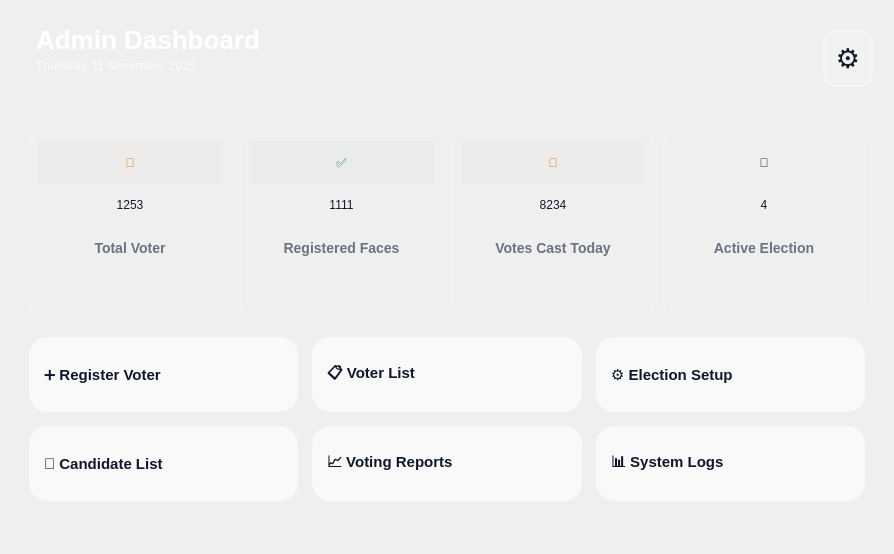
First picture: the form in software/main.ui, repository SazidAhmedEkram/smart-evm, before the edit.
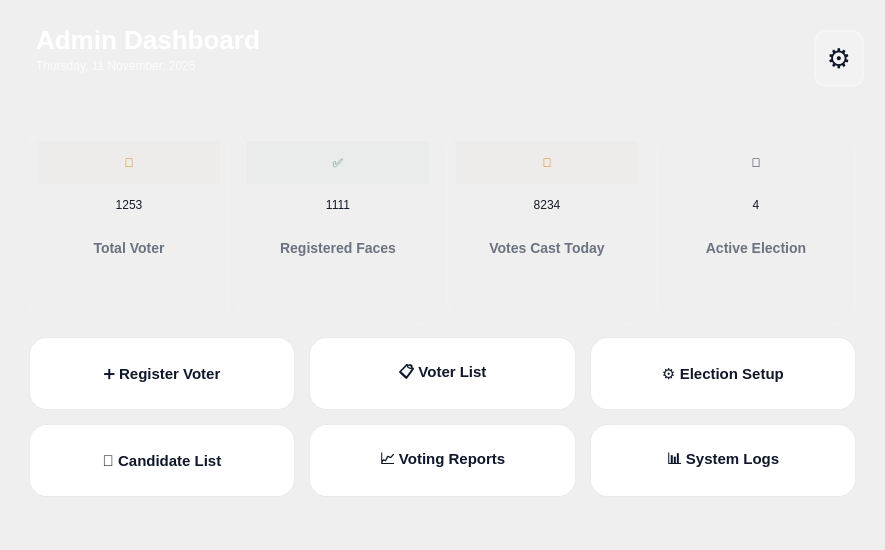
Second picture: the form after the edit. Icons and pictures are not drawn.

Commit message: applied the shadow to the cards and buttons

The edit to the form file:
```diff
--- a/software/main.ui
+++ b/software/main.ui
@@ -6,8 +6,8 @@
    <rect>
     <x>0</x>
     <y>0</y>
-    <width>894</width>
-    <height>554</height>
+    <width>885</width>
+    <height>550</height>
    </rect>
   </property>
   <property name="windowTitle">
@@ -788,18 +788,25 @@
         </property>
         <property name="styleSheet">
          <string notr="true">QPushButton {
-    background: rgba(255,255,255,0.6);
+    background-color: white;
     border-radius: 18px;
-    padding: 14px;
-    border: 1px solid rgba(255,255,255,0.4);
-    text-align: left;
+    padding: 14px 24px;
+    border: 1px solid rgba(0,0,0,0.05);
+    color: #0F172A;
     font-size: 15px;
+    font-weight: 700;
 }
 
 QPushButton:hover {
-    background: rgba(255,255,255,0.9);
-    border: 1px solid #D1D5DB;
-    box-shadow: 0 8px 20px rgba(0,0,0,0.08);
+    background: qlineargradient(x1:0, y1:0, x2:1, y2:1,
+                                stop:0 #f5f5ff, stop:1 #e5e5ff);
+    color: #1A73E8;
+    border: 1px solid rgba(80,120,255,0.45);
+}
+
+QPushButton:pressed {
+    background: qlineargradient(x1:0, y1:0, x2:1, y2:1,
+                                stop:0 #e0e0ff, stop:1 #c0c0ff);
 }
 </string>
         </property>
@@ -837,18 +844,25 @@
         </property>
         <property name="styleSheet">
          <string notr="true">QPushButton {
-    background: rgba(255,255,255,0.6);
+    background-color: white;
     border-radius: 18px;
-    padding: 14px;
-    border: 1px solid rgba(255,255,255,0.4);
-    text-align: left;
+    padding: 14px 24px;
+    border: 1px solid rgba(0,0,0,0.05);
+    color: #0F172A;
     font-size: 15px;
+    font-weight: 700;
 }
 
 QPushButton:hover {
-    background: rgba(255,255,255,0.9);
-    border: 1px solid #D1D5DB;
-    box-shadow: 0 8px 20px rgba(0,0,0,0.08);
+    background: qlineargradient(x1:0, y1:0, x2:1, y2:1,
+                                stop:0 #fff0f5, stop:1 #ffe0ee);
+    color: #1A73E8;
+    border: 1px solid rgba(255,80,150,0.45);
+}
+
+QPushButton:pressed {
+    background: qlineargradient(x1:0, y1:0, x2:1, y2:1,
+                                stop:0 #ffd0e0, stop:1 #ffb0d0);
 }
 </string>
         </property>
@@ -886,18 +900,25 @@
         </property>
         <property name="styleSheet">
          <string notr="true">QPushButton {
-    background: rgba(255,255,255,0.6);
+    background-color: white;
     border-radius: 18px;
-    padding: 14px;
-    border: 1px solid rgba(255,255,255,0.4);
-    text-align: left;
+    padding: 14px 24px;
+    border: 1px solid rgba(0,0,0,0.05);
+    color: #0F172A;
     font-size: 15px;
+    font-weight: 700;
 }
 
 QPushButton:hover {
-    background: rgba(255,255,255,0.9);
-    border: 1px solid #D1D5DB;
-    box-shadow: 0 8px 20px rgba(0,0,0,0.08);
+    background: qlineargradient(x1:0, y1:0, x2:1, y2:1,
+                                stop:0 #fff8f0, stop:1 #ffe5d0);
+    color: #1A73E8;
+    border: 1px solid rgba(255,150,50,0.45);
+}
+
+QPushButton:pressed {
+    background: qlineargradient(x1:0, y1:0, x2:1, y2:1,
+                                stop:0 #ffe5c0, stop:1 #ffc090);
 }
 </string>
         </property>
@@ -935,18 +956,25 @@
         </property>
         <property name="styleSheet">
          <string notr="true">QPushButton {
-    background: rgba(255,255,255,0.6);
+    background-color: white;
     border-radius: 18px;
-    padding: 14px;
-    border: 1px solid rgba(255,255,255,0.4);
-    text-align: left;
+    padding: 14px 24px;
+    border: 1px solid rgba(0,0,0,0.05);
+    color: #0F172A;
     font-size: 15px;
+    font-weight: 700;
 }
 
 QPushButton:hover {
-    background: rgba(255,255,255,0.9);
-    border: 1px solid #D1D5DB;
-    box-shadow: 0 8px 20px rgba(0,0,0,0.08);
+    background: qlineargradient(x1:0, y1:0, x2:1, y2:1,
+                                stop:0 #fff5f5, stop:1 #ffe5e5);
+    color: #1A73E8;
+    border: 1px solid rgba(255,80,100,0.45);
+}
+
+QPushButton:pressed {
+    background: qlineargradient(x1:0, y1:0, x2:1, y2:1,
+                                stop:0 #ffe0e0, stop:1 #ffc0c0);
 }
 </string>
         </property>
@@ -955,55 +983,6 @@
         </property>
        </widget>
       </item>
-      <item row="1" column="2">
-       <widget class="QPushButton" name="pushButton">
-        <property name="sizePolicy">
-         <sizepolicy hsizetype="Expanding" vsizetype="Expanding">
-          <horstretch>0</horstretch>
-          <verstretch>0</verstretch>
-         </sizepolicy>
-        </property>
-        <property name="minimumSize">
-         <size>
-          <width>0</width>
-          <height>70</height>
-         </size>
-        </property>
-        <property name="maximumSize">
-         <size>
-          <width>16777215</width>
-          <height>100</height>
-         </size>
-        </property>
-        <property name="font">
-         <font>
-          <family>Segoe UI</family>
-          <pointsize>-1</pointsize>
-          <bold>true</bold>
-         </font>
-        </property>
-        <property name="styleSheet">
-         <string notr="true">QPushButton {
-    background: rgba(255,255,255,0.6);
-    border-radius: 18px;
-    padding: 14px;
-    border: 1px solid rgba(255,255,255,0.4);
-    text-align: left;
-    font-size: 15px;
-}
-
-QPushButton:hover {
-    background: rgba(255,255,255,0.9);
-    border: 1px solid #D1D5DB;
-    box-shadow: 0 8px 20px rgba(0,0,0,0.08);
-}
-</string>
-        </property>
-        <property name="text">
-         <string>📊 System Logs</string>
-        </property>
-       </widget>
-      </item>
       <item row="0" column="1">
        <widget class="QPushButton" name="pushButton_3">
         <property name="sizePolicy">
@@ -1033,12 +1012,13 @@
         </property>
         <property name="styleSheet">
          <string notr="true">QPushButton {
-    background: rgba(255,255,255,0.6);
+    background-color: white;
     border-radius: 18px;
-    padding: 14px;
-    border: 1px solid rgba(255,255,255,0.4);
-    text-align: left;
+    padding: 14px 24px;
+    border: 1px solid rgba(0,0,0,0.05);
+    color: #0F172A;
     font-size: 15px;
+    font-weight: 700;
 }
 
 QPushButton:hover {
@@ -1054,6 +1034,62 @@
         </property>
        </widget>
       </item>
+      <item row="1" column="2">
+       <widget class="QPushButton" name="systemBtn">
+        <property name="sizePolicy">
+         <sizepolicy hsizetype="Expanding" vsizetype="Expanding">
+          <horstretch>0</horstretch>
+          <verstretch>0</verstretch>
+         </sizepolicy>
+        </property>
+        <property name="minimumSize">
+         <size>
+          <width>0</width>
+          <height>70</height>
+         </size>
+        </property>
+        <property name="maximumSize">
+         <size>
+          <width>16777215</width>
+          <height>100</height>
+         </size>
+        </property>
+        <property name="font">
+         <font>
+          <family>Segoe UI</family>
+          <pointsize>-1</pointsize>
+          <bold>true</bold>
+         </font>
+        </property>
+        <property name="styleSheet">
+         <string notr="true">QPushButton {
+    background-color: white;
+    border-radius: 18px;
+    padding: 14px 24px;
+    border: 1px solid rgba(0,0,0,0.05);
+    color: #0F172A;
+    font-size: 15px;
+    font-weight: 700;
+}
+
+QPushButton:hover {
+    background: qlineargradient(x1:0, y1:0, x2:1, y2:1,
+                                stop:0 #f0ffff, stop:1 #d0ffff);
+    color: #1A73E8;
+    border: 1px solid rgba(80,200,255,0.45);
+}
+
+QPushButton:pressed {
+    background: qlineargradient(x1:0, y1:0, x2:1, y2:1,
+                                stop:0 #c0ffff, stop:1 #a0ffff);
+}
+</string>
+        </property>
+        <property name="text">
+         <string>📊 System Logs</string>
+        </property>
+       </widget>
+      </item>
      </layout>
     </item>
     <item>
```
Left out of the diff: 27 changed lines with no effect on the pictures. The commit also changes 4 other files.
